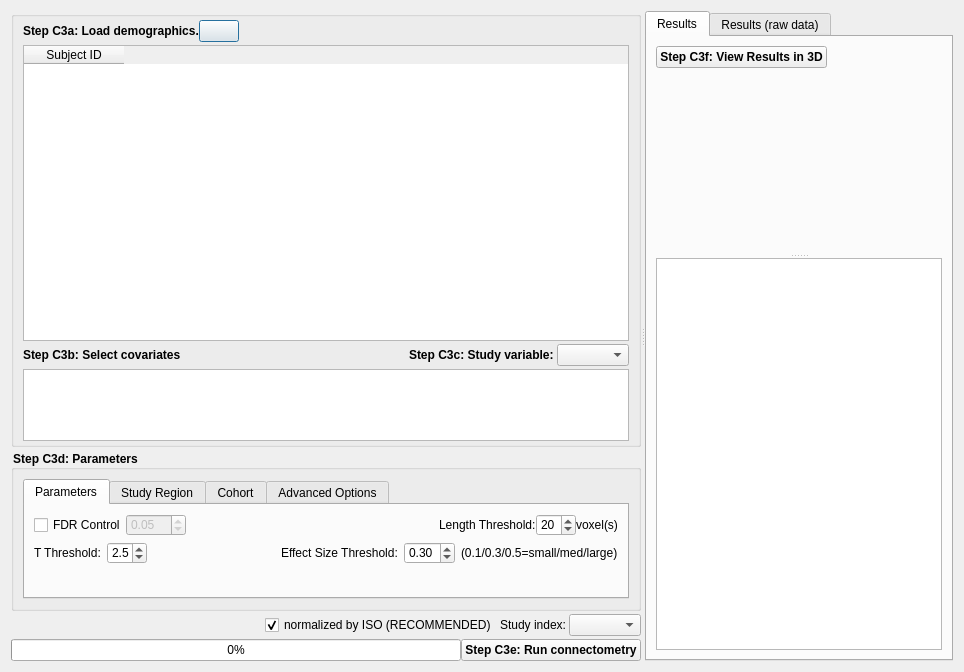
The window that connectometry/group_connectometry.ui (frankyeh/DSI-Studio) describes before a commit, drawn with Qt 5.
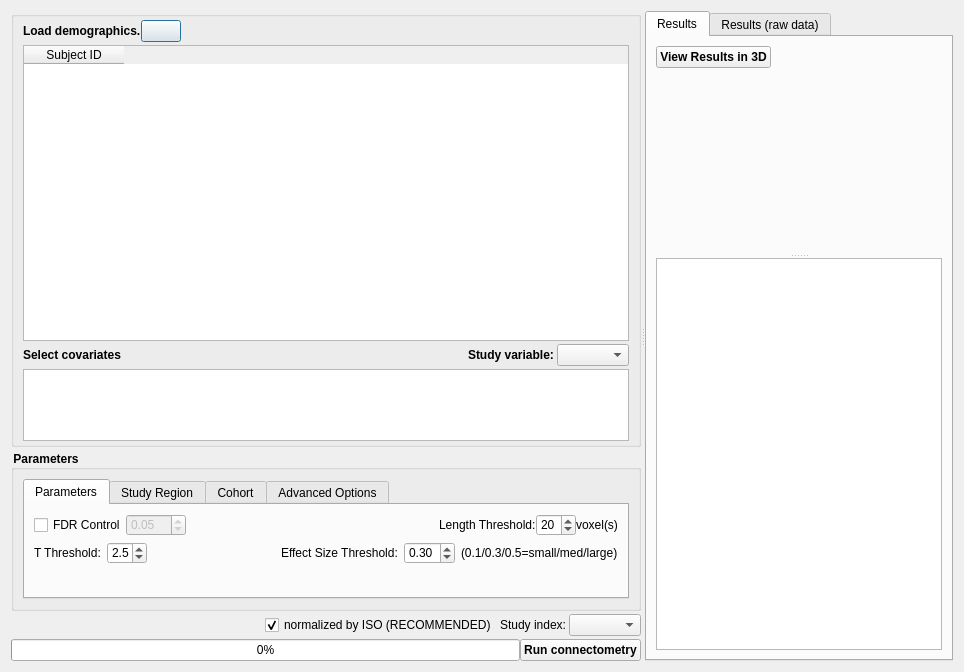
The same window after the commit. Icons and pictures are not drawn.

Patch:
```diff
--- a/connectometry/group_connectometry.ui
+++ b/connectometry/group_connectometry.ui
@@ -110,7 +110,7 @@
                </font>
               </property>
               <property name="text">
-               <string>Step C3a: Load demographics.</string>
+               <string>Load demographics.</string>
               </property>
              </widget>
             </item>
@@ -222,7 +222,7 @@
                </font>
               </property>
               <property name="text">
-               <string>Step C3b: Select covariates</string>
+               <string>Select covariates</string>
               </property>
              </widget>
             </item>
@@ -253,7 +253,7 @@
                </font>
               </property>
               <property name="text">
-               <string>Step C3c: Study variable:</string>
+               <string>Study variable:</string>
               </property>
              </widget>
             </item>
@@ -332,7 +332,7 @@
           </sizepolicy>
          </property>
          <property name="title">
-          <string>Step C3d: Parameters</string>
+          <string>Parameters</string>
          </property>
          <layout class="QVBoxLayout" name="verticalLayout_4">
           <item>
@@ -1213,7 +1213,7 @@
             </font>
            </property>
            <property name="text">
-            <string>Step C3e: Run connectometry</string>
+            <string>Run connectometry</string>
            </property>
            <property name="icon">
             <iconset resource="../icons.qrc">
@@ -1262,7 +1262,7 @@
                 </font>
                </property>
                <property name="text">
-                <string>Step C3f: View Results in 3D</string>
+                <string>View Results in 3D</string>
                </property>
               </widget>
              </item>
```
